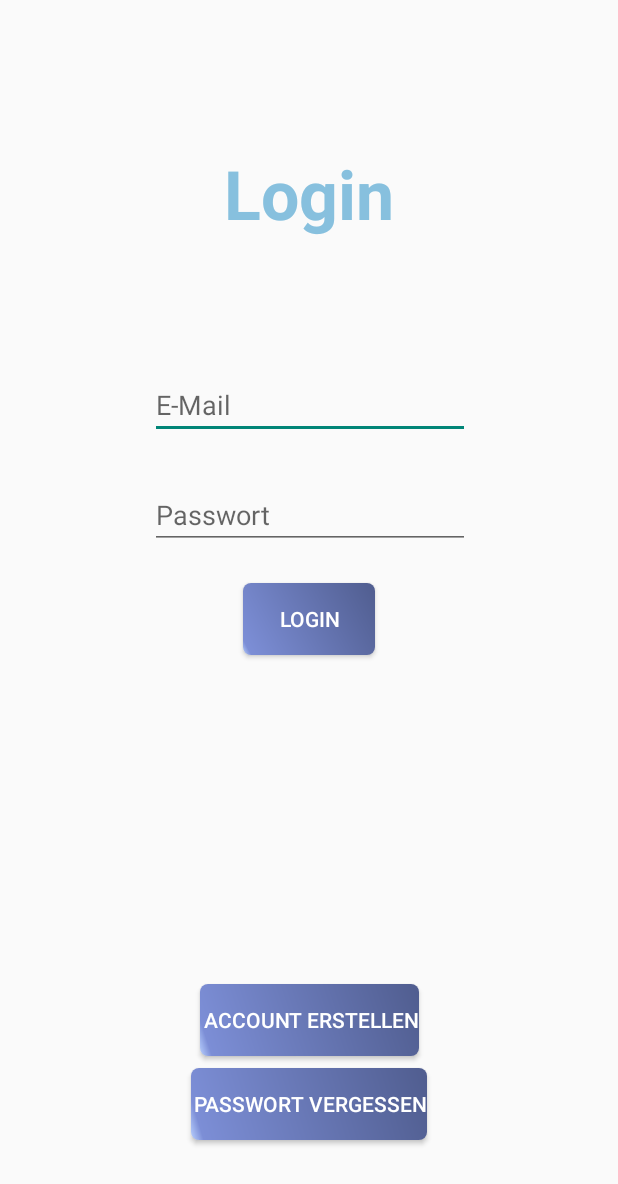
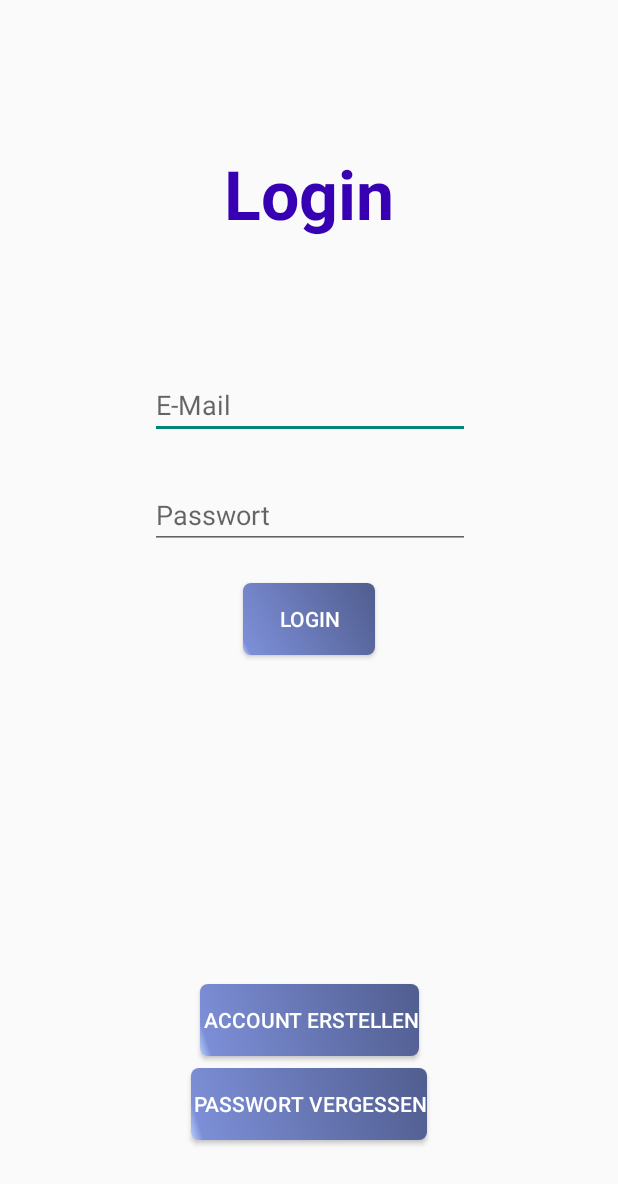
Before and after one commit to franzisgithub/Einkaufsliste-App, an Android app: the screen it shows after launch (MainActivity), on a phone screen of 412 x 824 dp. Shown: the top 1184 px of the screen. Run offline under Robolectric (Android 15) with nearby library versions, the phone set to English and light mode, and no system bars; our stand-ins replace Firebase (no records; nobody signed in at launch, a user with empty details on screens opened directly).

Commit message:
farben geändert..

```diff
--- a/app/src/main/res/layout/activity_gruppen_manager.xml
+++ b/app/src/main/res/layout/activity_gruppen_manager.xml
@@ -40,6 +40,7 @@
         android:layout_marginTop="24dp"
         android:layout_marginEnd="8dp"
         android:text="Listen-Einstellungen"
+        android:textColor="@color/design_default_color_primary_dark"
         android:textSize="25sp"
         app:layout_constraintEnd_toEndOf="parent"
         app:layout_constraintStart_toStartOf="parent"
--- a/app/src/main/res/layout/activity_liste.xml
+++ b/app/src/main/res/layout/activity_liste.xml
@@ -79,7 +79,6 @@
         android:layout_marginTop="8dp"
         android:layout_marginEnd="8dp"
         android:layout_marginBottom="8dp"
-        android:background="@color/colorAccent"
         android:cacheColorHint="@color/colorAccent"
         app:layout_constraintBottom_toTopOf="@+id/guideline2"
         app:layout_constraintEnd_toEndOf="parent"
@@ -147,7 +146,7 @@
         android:layout_marginTop="8dp"
         android:layout_marginEnd="8dp"
         android:textAlignment="center"
-        android:textColor="@color/colorPrimaryDark"
+        android:textColor="@color/design_default_color_primary"
         android:textSize="24sp"
         android:textStyle="bold"
         app:layout_constraintEnd_toStartOf="@+id/guideline"
--- a/app/src/main/res/layout/activity_main.xml
+++ b/app/src/main/res/layout/activity_main.xml
@@ -12,7 +12,7 @@
         android:layout_height="wrap_content"
         android:layout_marginBottom="8dp"
         android:text="Login"
-        android:textColor="@color/colorPrimaryDark"
+        android:textColor="@color/design_default_color_primary_dark"
         android:textSize="45sp"
         android:textStyle="bold"
         app:layout_constraintBottom_toBottomOf="parent"
--- a/app/src/main/res/values/colors.xml
+++ b/app/src/main/res/values/colors.xml
@@ -2,5 +2,5 @@
 <resources>
     <color name="colorPrimary">#CCB5E9</color>
     <color name="colorPrimaryDark">#87C0DE</color>
-    <color name="colorAccent">#BBCDE8</color>
+    <color name="colorAccent">#E4EDFA</color>
 </resources>
```
